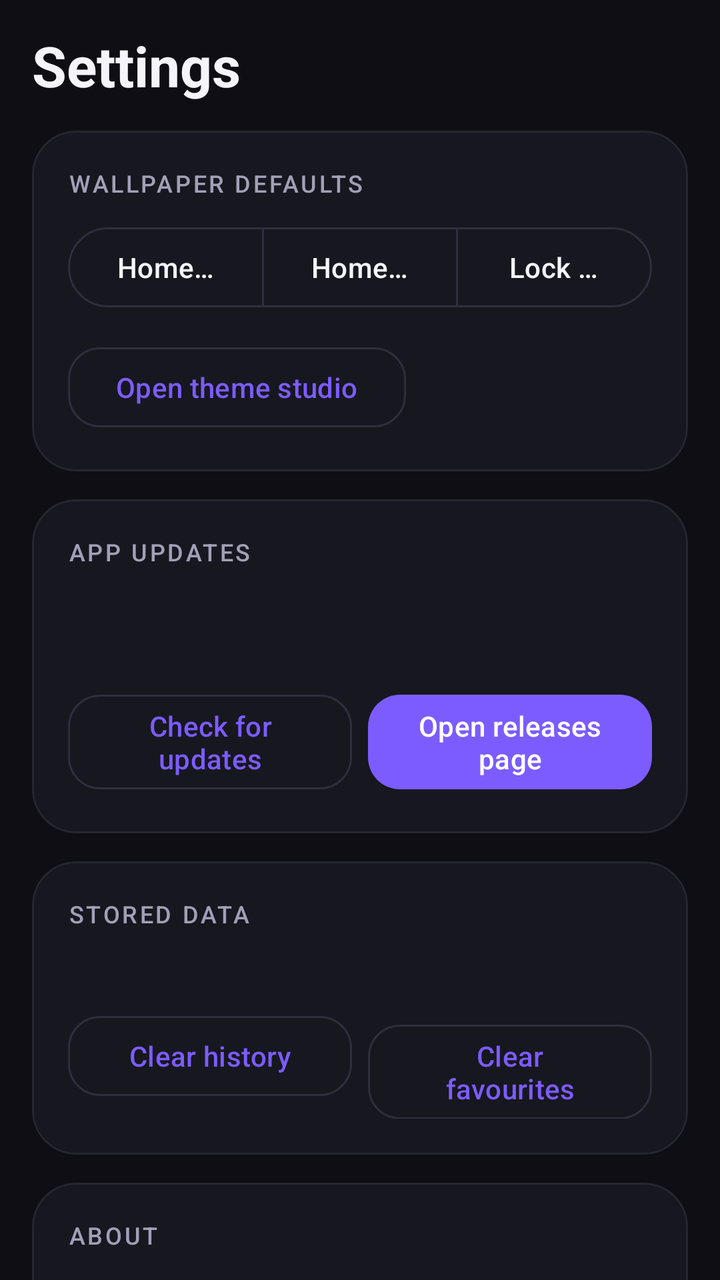
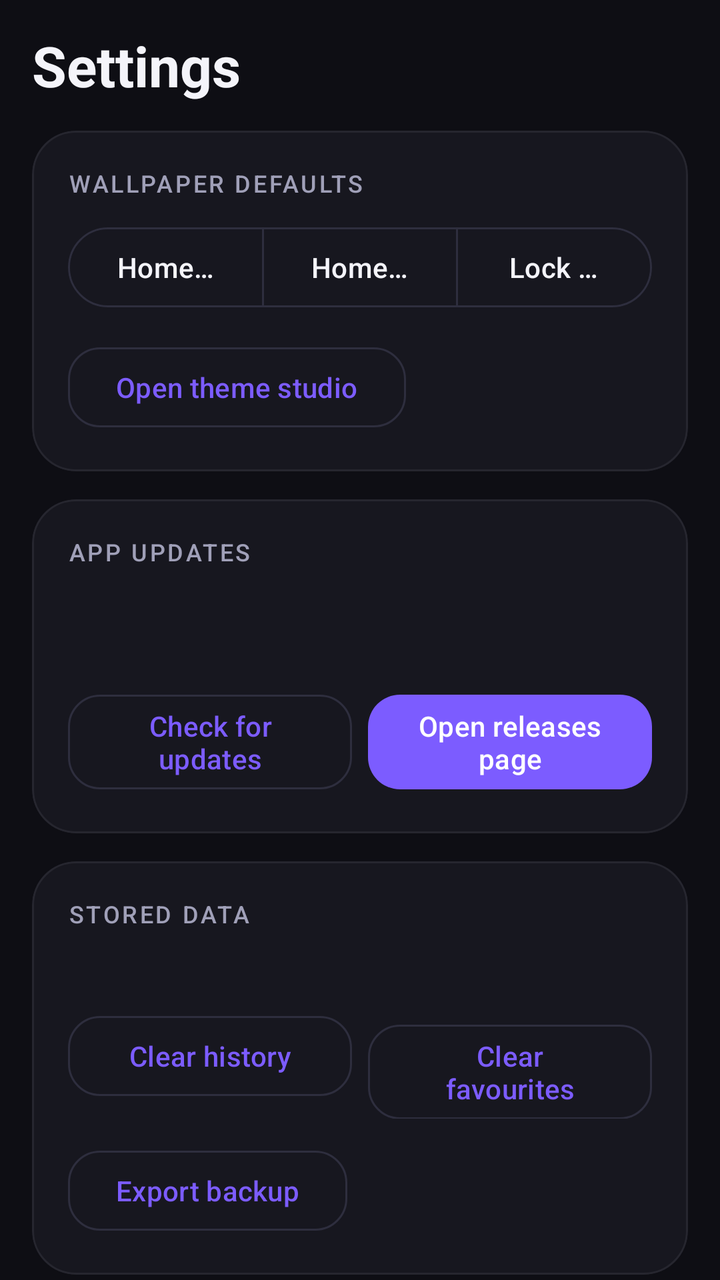

The first picture is an Android layout as it rendered before a commit; the second is the same layout after the commit. The layout source and the unified diff follow.
<!-- AndroidManifest.xml: application theme Theme.Fly.Dark -->
<!-- res/layout/fragment_settings.xml -->
<?xml version="1.0" encoding="utf-8"?>
<androidx.core.widget.NestedScrollView xmlns:android="http://schemas.android.com/apk/res/android"
    xmlns:app="http://schemas.android.com/apk/res-auto"
    android:layout_width="match_parent"
    android:layout_height="match_parent"
    android:clipToPadding="false"
    android:paddingLeft="16dp"
    android:paddingTop="8dp"
    android:paddingRight="16dp"
    android:paddingBottom="16dp">

    <LinearLayout
        android:layout_width="match_parent"
        android:layout_height="wrap_content"
        android:orientation="vertical">

        <TextView
            style="@style/Fly.Hero"
            android:text="@string/settings_title" />

        <com.google.android.material.card.MaterialCardView
            style="@style/Fly.Card"
            android:layout_marginTop="14dp">

            <LinearLayout
                android:layout_width="match_parent"
                android:layout_height="wrap_content"
                android:orientation="vertical"
                android:padding="18dp">

                <TextView
                    style="@style/Fly.Section"
                    android:text="@string/settings_wallpaper" />

                <com.google.android.material.button.MaterialButtonToggleGroup
                    android:id="@+id/settingsTargetGroup"
                    android:layout_width="match_parent"
                    android:layout_height="wrap_content"
                    app:selectionRequired="true"
                    app:singleSelection="true">

                    <com.google.android.material.button.MaterialButton
                        android:id="@+id/btnTargetBothSettings"
                        style="?attr/materialButtonOutlinedStyle"
                        android:layout_width="0dp"
                        android:layout_height="wrap_content"
                        android:layout_weight="1"
                        android:text="@string/target_both" />

                    <com.google.android.material.button.MaterialButton
                        android:id="@+id/btnTargetHomeSettings"
                        style="?attr/materialButtonOutlinedStyle"
                        android:layout_width="0dp"
                        android:layout_height="wrap_content"
                        android:layout_weight="1"
                        android:text="@string/target_home" />

                    <com.google.android.material.button.MaterialButton
                        android:id="@+id/btnTargetLockSettings"
                        style="?attr/materialButtonOutlinedStyle"
                        android:layout_width="0dp"
                        android:layout_height="wrap_content"
                        android:layout_weight="1"
                        android:text="@string/target_lock" />
                </com.google.android.material.button.MaterialButtonToggleGroup>

                <com.google.android.material.button.MaterialButton
                    android:id="@+id/btnOpenThemes"
                    style="@style/Fly.OutlinedButton"
                    android:layout_marginTop="12dp"
                    android:text="@string/btn_open_themes" />
            </LinearLayout>
        </com.google.android.material.card.MaterialCardView>

        <com.google.android.material.card.MaterialCardView style="@style/Fly.Card">

            <LinearLayout
                android:layout_width="match_parent"
                android:layout_height="wrap_content"
                android:orientation="vertical"
                android:padding="18dp">

                <TextView
                    style="@style/Fly.Section"
                    android:text="@string/settings_updates" />

                <TextView
                    android:id="@+id/txtUpdateStatus"
                    style="@style/Fly.Body" />

                <TextView
                    android:id="@+id/txtCurrentBuild"
                    style="@style/Fly.Caption"
                    android:layout_marginTop="4dp" />

                <ProgressBar
                    android:id="@+id/progressUpdate"
                    android:layout_width="24dp"
                    android:layout_height="24dp"
                    android:layout_marginTop="8dp"
                    android:indeterminateTint="?attr/colorPrimary"
                    android:visibility="gone" />

                <LinearLayout
                    android:layout_width="match_parent"
                    android:layout_height="wrap_content"
                    android:layout_marginTop="10dp"
                    android:orientation="horizontal">

                    <com.google.android.material.button.MaterialButton
                        android:id="@+id/btnCheckUpdates"
                        style="@style/Fly.OutlinedButton"
                        android:layout_width="0dp"
                        android:layout_weight="1"
                        android:text="@string/update_check_button" />

                    <com.google.android.material.button.MaterialButton
                        android:id="@+id/btnOpenRelease"
                        style="@style/Fly.PrimaryButton"
                        android:layout_width="0dp"
                        android:layout_marginStart="8dp"
                        android:layout_weight="1"
                        android:text="@string/update_open_releases" />
                </LinearLayout>
            </LinearLayout>
        </com.google.android.material.card.MaterialCardView>

        <com.google.android.material.card.MaterialCardView style="@style/Fly.Card">

            <LinearLayout
                android:layout_width="match_parent"
                android:layout_height="wrap_content"
                android:orientation="vertical"
                android:padding="18dp">

                <TextView
                    style="@style/Fly.Section"
                    android:text="@string/settings_data" />

                <TextView
                    android:id="@+id/txtDataSummary"
                    style="@style/Fly.Body" />

                <LinearLayout
                    android:layout_width="match_parent"
                    android:layout_height="wrap_content"
                    android:layout_marginTop="10dp"
                    android:orientation="horizontal">

                    <com.google.android.material.button.MaterialButton
                        android:id="@+id/btnClearHistory"
                        style="@style/Fly.OutlinedButton"
                        android:layout_width="0dp"
                        android:layout_weight="1"
                        android:text="@string/btn_clear_history" />

                    <com.google.android.material.button.MaterialButton
                        android:id="@+id/btnClearFavorites"
                        style="@style/Fly.OutlinedButton"
                        android:layout_width="0dp"
                        android:layout_marginStart="8dp"
                        android:layout_weight="1"
                        android:text="@string/btn_clear_favorites" />
                </LinearLayout>
            </LinearLayout>
        </com.google.android.material.card.MaterialCardView>

        <com.google.android.material.card.MaterialCardView style="@style/Fly.Card">

            <LinearLayout
                android:layout_width="match_parent"
                android:layout_height="wrap_content"
                android:orientation="vertical"
                android:padding="18dp">

                <TextView
                    style="@style/Fly.Section"
                    android:text="@string/settings_about" />

                <TextView
                    android:id="@+id/txtVersion"
                    style="@style/Fly.Row" />

                <TextView
                    android:id="@+id/txtNativeVersion"
                    style="@style/Fly.Row" />

                <TextView
                    style="@style/Fly.Body"
                    android:layout_marginTop="8dp"
                    android:text="@string/about_body" />
            </LinearLayout>
        </com.google.android.material.card.MaterialCardView>

    </LinearLayout>
</androidx.core.widget.NestedScrollView>
<!-- resources referenced by this layout -->
<resources>
  <string name="about_body">Fly is a Kotlin, Java, XML, SQLite and C/C++ Android customization studio. All wallpapers are generated on device by libflycore.so — nothing is downloaded and no mock data is used.</string>
  <string name="btn_clear_favorites">Clear favourites</string>
  <string name="btn_clear_history">Clear history</string>
  <string name="btn_open_themes">Open theme studio</string>
  <string name="settings_about">About</string>
  <string name="settings_data">Stored data</string>
  <string name="settings_title">Settings</string>
  <string name="settings_updates">App updates</string>
  <string name="settings_wallpaper">Wallpaper defaults</string>
  <string name="target_both">Home + lock</string>
  <string name="target_home">Home screen</string>
  <string name="target_lock">Lock screen</string>
  <string name="update_check_button">Check for updates</string>
  <string name="update_open_releases">Open releases page</string>
  <style name="Fly.Body" parent="TextAppearance.Material3.BodyMedium">
          <item name="android:layout_width">match_parent</item>
          <item name="android:layout_height">wrap_content</item>
          <item name="android:textColor">?attr/colorOnSurfaceVariant</item>
          <item name="android:lineSpacingExtra">3dp</item>
      </style>
  <style name="Fly.Caption" parent="TextAppearance.Material3.BodySmall">
          <item name="android:layout_width">wrap_content</item>
          <item name="android:layout_height">wrap_content</item>
          <item name="android:textColor">?attr/colorOnSurfaceVariant</item>
      </style>
  <style name="Fly.Hero" parent="TextAppearance.Material3.HeadlineMedium">
          <item name="android:layout_width">match_parent</item>
          <item name="android:layout_height">wrap_content</item>
          <item name="android:layout_marginTop">6dp</item>
          <item name="android:textColor">?attr/colorOnSurface</item>
          <item name="android:textStyle">bold</item>
      </style>
  <style name="Fly.OutlinedButton" parent="Widget.Material3.Button.OutlinedButton">
          <item name="android:layout_width">wrap_content</item>
          <item name="android:layout_height">wrap_content</item>
          <item name="cornerRadius">16dp</item>
      </style>
  <style name="Fly.PrimaryButton" parent="Widget.Material3.Button">
          <item name="android:layout_width">wrap_content</item>
          <item name="android:layout_height">wrap_content</item>
          <item name="cornerRadius">16dp</item>
      </style>
  <style name="Fly.Row" parent="TextAppearance.Material3.BodyMedium">
          <item name="android:layout_width">match_parent</item>
          <item name="android:layout_height">wrap_content</item>
          <item name="android:paddingTop">5dp</item>
          <item name="android:paddingBottom">5dp</item>
          <item name="android:textColor">?attr/colorOnSurface</item>
      </style>
  <style name="Fly.Section" parent="TextAppearance.Material3.LabelMedium">
          <item name="android:layout_width">match_parent</item>
          <item name="android:layout_height">wrap_content</item>
          <item name="android:textAllCaps">true</item>
          <item name="android:letterSpacing">0.1</item>
          <item name="android:textColor">?attr/colorOnSurfaceVariant</item>
          <item name="android:layout_marginBottom">10dp</item>
      </style>
  <color name="surface_dark">#0E0E14</color>
  <color name="surface_container_dark">#17171F</color>
  <color name="surface_container_high_dark">#1F1F2A</color>
  <color name="surface_variant_dark">#232330</color>
  <color name="on_surface_dark">#F4F4FA</color>
  <color name="on_surface_variant_dark">#A0A0B8</color>
  <color name="outline_dark">#2E2E3E</color>
  <color name="outline_variant_dark">#26262F</color>
  <color name="fly_brand">#7C5CFF</color>
  <color name="accent_on">#FFFFFF</color>
  <!-- unchanged entries left out for length: 3 -->
</resources>

<!-- the commit's change to res/layout/fragment_settings.xml (unified diff, before → after) -->
@@ -162,6 +162,12 @@
                         android:layout_weight="1"
                         android:text="@string/btn_clear_favorites" />
                 </LinearLayout>
+
+                <com.google.android.material.button.MaterialButton
+                    android:id="@+id/btnExportBackup"
+                    style="@style/Fly.OutlinedButton"
+                    android:layout_marginTop="12dp"
+                    android:text="@string/backup_export" />
             </LinearLayout>
         </com.google.android.material.card.MaterialCardView>
 
<!-- resource entries referenced after the edit -->
@@ -1,6 +1,7 @@
 <!-- resources referenced by this layout -->
 <resources>
   <string name="about_body">Fly is a Kotlin, Java, XML, SQLite and C/C++ Android customization studio. All wallpapers are generated on device by libflycore.so — nothing is downloaded and no mock data is used.</string>
+  <string name="backup_export">Export backup</string>
   <string name="btn_clear_favorites">Clear favourites</string>
   <string name="btn_clear_history">Clear history</string>
   <string name="btn_open_themes">Open theme studio</string>
